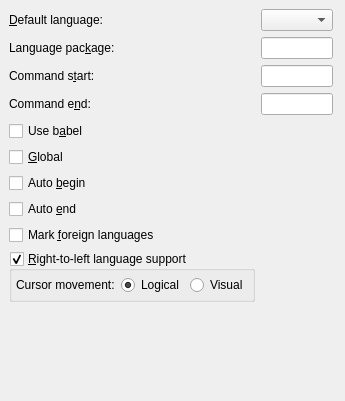
Old version of the form src/frontends/qt4/ui/PrefLanguageUi.ui in the repository cburschka/lyx.
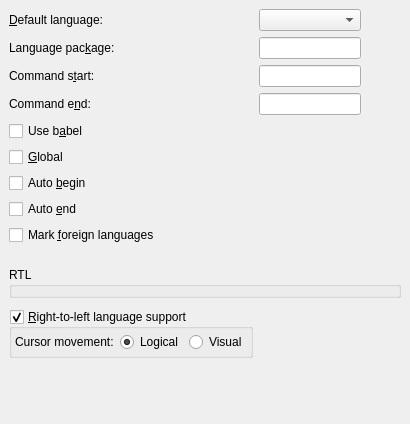
New version of the form.

Commit message: Try to deuglify RTL in Language preferences a bit.

```diff
--- a/src/frontends/qt4/ui/PrefLanguageUi.ui
+++ b/src/frontends/qt4/ui/PrefLanguageUi.ui
@@ -5,8 +5,8 @@
    <rect>
     <x>0</x>
     <y>0</y>
-    <width>345</width>
-    <height>401</height>
+    <width>410</width>
+    <height>424</height>
    </rect>
   </property>
   <property name="windowTitle" >
@@ -19,127 +19,33 @@
    <property name="spacing" >
     <number>6</number>
    </property>
-   <item row="4" column="0" >
-    <widget class="QCheckBox" name="useBabelCB" >
-     <property name="text" >
-      <string>Use b&amp;abel</string>
+   <item row="10" column="0" colspan="3" >
+    <widget class="QGroupBox" name="groupBox" >
+     <property name="title" >
+      <string>RTL </string>
      </property>
-    </widget>
-   </item>
-   <item row="0" column="1" >
-    <widget class="QComboBox" name="defaultLanguageCO" >
-     <property name="maxVisibleItems" >
-      <number>20</number>
+     <property name="flat" >
+      <bool>true</bool>
      </property>
     </widget>
    </item>
-   <item row="2" column="1" >
-    <widget class="QLineEdit" name="startCommandED" />
-   </item>
-   <item row="1" column="0" >
-    <widget class="QLabel" name="languagePackageLA" >
-     <property name="text" >
-      <string>Language pac&amp;kage:</string>
-     </property>
-     <property name="buddy" >
-      <cstring>languagePackageED</cstring>
-     </property>
-    </widget>
-   </item>
-   <item row="1" column="1" >
-    <widget class="QLineEdit" name="languagePackageED" />
-   </item>
-   <item row="10" column="0" colspan="2" >
+   <item row="11" column="0" >
     <spacer>
      <property name="orientation" >
       <enum>Qt::Vertical</enum>
      </property>
      <property name="sizeType" >
-      <enum>QSizePolicy::Expanding</enum>
+      <enum>QSizePolicy::Fixed</enum>
      </property>
      <property name="sizeHint" >
       <size>
        <width>20</width>
-       <height>20</height>
+       <height>5</height>
       </size>
      </property>
     </spacer>
    </item>
-   <item row="8" column="0" colspan="2" >
-    <widget class="QCheckBox" name="markForeignCB" >
-     <property name="text" >
-      <string>Mark &amp;foreign languages</string>
-     </property>
-    </widget>
-   </item>
-   <item row="0" column="0" >
-    <widget class="QLabel" name="defaultLanguageLA" >
-     <property name="text" >
-      <string>&amp;Default language:</string>
-     </property>
-     <property name="buddy" >
-      <cstring>defaultLanguageCO</cstring>
-     </property>
-    </widget>
-   </item>
-   <item row="2" column="0" >
-    <widget class="QLabel" name="startCommandLA" >
-     <property name="text" >
-      <string>Command s&amp;tart:</string>
-     </property>
-     <property name="buddy" >
-      <cstring>startCommandED</cstring>
-     </property>
-    </widget>
-   </item>
-   <item row="3" column="1" >
-    <widget class="QLineEdit" name="endCommandED" />
-   </item>
-   <item row="3" column="0" >
-    <widget class="QLabel" name="endCommandLA" >
-     <property name="text" >
-      <string>Command e&amp;nd:</string>
-     </property>
-     <property name="buddy" >
-      <cstring>endCommandED</cstring>
-     </property>
-    </widget>
-   </item>
-   <item row="5" column="0" >
-    <widget class="QCheckBox" name="globalCB" >
-     <property name="text" >
-      <string>&amp;Global</string>
-     </property>
-    </widget>
-   </item>
-   <item row="1" column="2" >
-    <spacer>
-     <property name="orientation" >
-      <enum>Qt::Horizontal</enum>
-     </property>
-     <property name="sizeHint" >
-      <size>
-       <width>40</width>
-       <height>20</height>
-      </size>
-     </property>
-    </spacer>
-   </item>
-   <item row="7" column="0" >
-    <widget class="QCheckBox" name="autoEndCB" >
-     <property name="text" >
-      <string>Auto &amp;end</string>
-     </property>
-    </widget>
-   </item>
-   <item row="6" column="0" >
-    <widget class="QCheckBox" name="autoBeginCB" >
-     <property name="text" >
-      <string>Auto &amp;begin</string>
-     </property>
-    </widget>
-   </item>
-   <item row="9" column="0" >
+   <item row="12" column="0" >
     <widget class="QGroupBox" name="rtlGB" >
      <property name="toolTip" >
       <string>Select to enable support of right-to-left languages (e.g. Hebrew, Arabic).</string>
@@ -155,7 +61,7 @@
      </property>
      <layout class="QVBoxLayout" >
       <property name="margin" >
-       <number>4</number>
+       <number>3</number>
       </property>
       <property name="spacing" >
        <number>6</number>
@@ -200,6 +106,142 @@
      </layout>
     </widget>
    </item>
+   <item row="13" column="0" >
+    <spacer>
+     <property name="orientation" >
+      <enum>Qt::Vertical</enum>
+     </property>
+     <property name="sizeType" >
+      <enum>QSizePolicy::Expanding</enum>
+     </property>
+     <property name="sizeHint" >
+      <size>
+       <width>20</width>
+       <height>20</height>
+      </size>
+     </property>
+    </spacer>
+   </item>
+   <item row="9" column="0" >
+    <spacer>
+     <property name="orientation" >
+      <enum>Qt::Vertical</enum>
+     </property>
+     <property name="sizeType" >
+      <enum>QSizePolicy::Fixed</enum>
+     </property>
+     <property name="sizeHint" >
+      <size>
+       <width>20</width>
+       <height>16</height>
+      </size>
+     </property>
+    </spacer>
+   </item>
+   <item row="4" column="0" colspan="2" >
+    <widget class="QCheckBox" name="useBabelCB" >
+     <property name="text" >
+      <string>Use b&amp;abel</string>
+     </property>
+    </widget>
+   </item>
+   <item row="8" column="0" colspan="3" >
+    <widget class="QCheckBox" name="markForeignCB" >
+     <property name="text" >
+      <string>Mark &amp;foreign languages</string>
+     </property>
+    </widget>
+   </item>
+   <item row="7" column="0" colspan="2" >
+    <widget class="QCheckBox" name="autoEndCB" >
+     <property name="text" >
+      <string>Auto &amp;end</string>
+     </property>
+    </widget>
+   </item>
+   <item row="6" column="0" colspan="2" >
+    <widget class="QCheckBox" name="autoBeginCB" >
+     <property name="text" >
+      <string>Auto &amp;begin</string>
+     </property>
+    </widget>
+   </item>
+   <item row="5" column="0" colspan="2" >
+    <widget class="QCheckBox" name="globalCB" >
+     <property name="text" >
+      <string>&amp;Global</string>
+     </property>
+    </widget>
+   </item>
+   <item row="3" column="0" >
+    <widget class="QLabel" name="endCommandLA" >
+     <property name="text" >
+      <string>Command e&amp;nd:</string>
+     </property>
+     <property name="buddy" >
+      <cstring>endCommandED</cstring>
+     </property>
+    </widget>
+   </item>
+   <item row="2" column="0" >
+    <widget class="QLabel" name="startCommandLA" >
+     <property name="text" >
+      <string>Command s&amp;tart:</string>
+     </property>
+     <property name="buddy" >
+      <cstring>startCommandED</cstring>
+     </property>
+    </widget>
+   </item>
+   <item row="1" column="0" >
+    <widget class="QLabel" name="languagePackageLA" >
+     <property name="text" >
+      <string>Language pac&amp;kage:</string>
+     </property>
+     <property name="buddy" >
+      <cstring>languagePackageED</cstring>
+     </property>
+    </widget>
+   </item>
+   <item row="0" column="0" >
+    <widget class="QLabel" name="defaultLanguageLA" >
+     <property name="text" >
+      <string>&amp;Default language:</string>
+     </property>
+     <property name="buddy" >
+      <cstring>defaultLanguageCO</cstring>
+     </property>
+    </widget>
+   </item>
+   <item row="1" column="2" >
+    <spacer>
+     <property name="orientation" >
+      <enum>Qt::Horizontal</enum>
+     </property>
+     <property name="sizeHint" >
+      <size>
+       <width>40</width>
+       <height>20</height>
+      </size>
+     </property>
+    </spacer>
+   </item>
+   <item row="3" column="1" >
+    <widget class="QLineEdit" name="endCommandED" />
+   </item>
+   <item row="1" column="1" >
+    <widget class="QLineEdit" name="languagePackageED" />
+   </item>
+   <item row="2" column="1" >
+    <widget class="QLineEdit" name="startCommandED" />
+   </item>
+   <item row="0" column="1" >
+    <widget class="QComboBox" name="defaultLanguageCO" >
+     <property name="maxVisibleItems" >
+      <number>20</number>
+     </property>
+    </widget>
+   </item>
   </layout>
  </widget>
  <tabstops>
```
